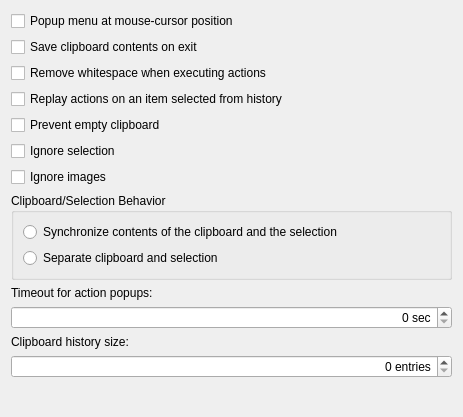
Before: the Qt Designer form klipper/generalconfig.ui in mgottschlag/kwin-tiling, drawn with Qt 5.
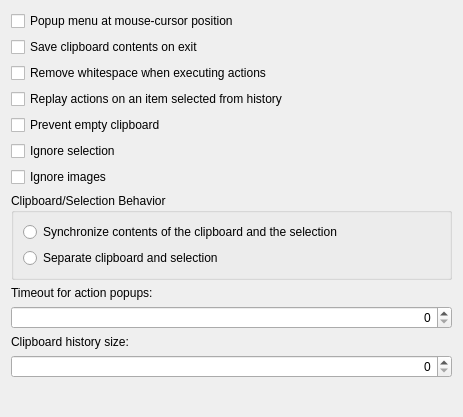
After: the same form once the commit is applied. Custom widgets are drawn as their Qt base class.

Commit message: Use KIntSpinBox instead of QSpinBox for better integration with KDE. As a bonus this allows to use plural suffix in spinboxes since KDE 4.3 if necessary.

```diff
--- a/klipper/generalconfig.ui
+++ b/klipper/generalconfig.ui
@@ -94,9 +94,6 @@
      <property name="alignment" >
       <set>Qt::AlignRight|Qt::AlignTrailing|Qt::AlignVCenter</set>
      </property>
-     <property name="suffix" >
-      <string> sec</string>
-     </property>
     </widget>
    </item>
    <item>
@@ -111,9 +108,6 @@
      <property name="alignment" >
       <set>Qt::AlignRight|Qt::AlignTrailing|Qt::AlignVCenter</set>
      </property>
-     <property name="suffix" >
-      <string> entries</string>
-     </property>
     </widget>
    </item>
    <item>
@@ -132,6 +126,11 @@
   </layout>
  </widget>
  <customwidgets>
+  <customwidget>
+   <class>KIntSpinBox</class>
+   <extends>QSpinBox</extends>
+   <header>knuminput.h</header>
+  </customwidget>
   <customwidget>
    <class>KButtonGroup</class>
    <extends>QGroupBox</extends>
```
Left out of the diff: 4 changed lines with no effect on the pictures. The commit also changes 64 other files.
